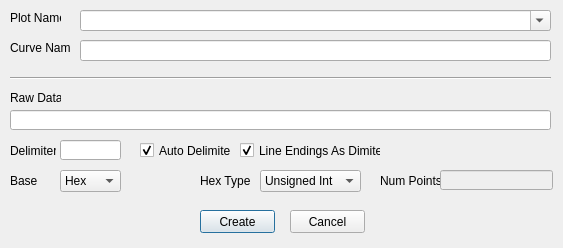
Above: createplotfromdata.ui from d-wizard/plotter before the change. Below: the same form after it.
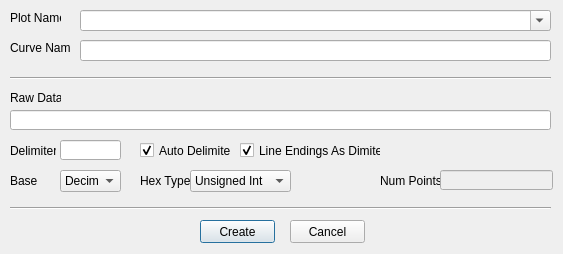
That is the form after the change.

Commit message:
Call handleNewData whenever the user made a change via the GUI.
Original Commit Rev: 2408 | 2017-12-04 20:04:23 -0600 (Mon, 04 Dec 2017)

```diff
--- a/createplotfromdata.ui
+++ b/createplotfromdata.ui
@@ -7,7 +7,7 @@
     <x>0</x>
     <y>0</y>
     <width>563</width>
-    <height>248</height>
+    <height>254</height>
    </rect>
   </property>
   <property name="windowTitle">
@@ -98,7 +98,7 @@
     </rect>
    </property>
    <property name="currentIndex">
-    <number>1</number>
+    <number>0</number>
    </property>
    <item>
     <property name="text">
@@ -114,9 +114,9 @@
   <widget class="QLabel" name="lblHexType">
    <property name="geometry">
     <rect>
-     <x>200</x>
+     <x>140</x>
      <y>170</y>
-     <width>61</width>
+     <width>51</width>
      <height>21</height>
     </rect>
    </property>
@@ -127,7 +127,7 @@
   <widget class="QComboBox" name="cmbHexType">
    <property name="geometry">
     <rect>
-     <x>260</x>
+     <x>190</x>
      <y>170</y>
      <width>101</width>
      <height>22</height>
@@ -257,7 +257,7 @@
    <property name="geometry">
     <rect>
      <x>200</x>
-     <y>210</y>
+     <y>220</y>
      <width>75</width>
      <height>23</height>
     </rect>
@@ -270,7 +270,7 @@
    <property name="geometry">
     <rect>
      <x>290</x>
-     <y>210</y>
+     <y>220</y>
      <width>75</width>
      <height>23</height>
     </rect>
@@ -305,6 +305,19 @@
     <enum>Qt::Horizontal</enum>
    </property>
   </widget>
+  <widget class="Line" name="line_2">
+   <property name="geometry">
+    <rect>
+     <x>10</x>
+     <y>200</y>
+     <width>541</width>
+     <height>16</height>
+    </rect>
+   </property>
+   <property name="orientation">
+    <enum>Qt::Horizontal</enum>
+   </property>
+  </widget>
  </widget>
  <resources/>
  <connections/>
```
The commit also changes 2 other files.
